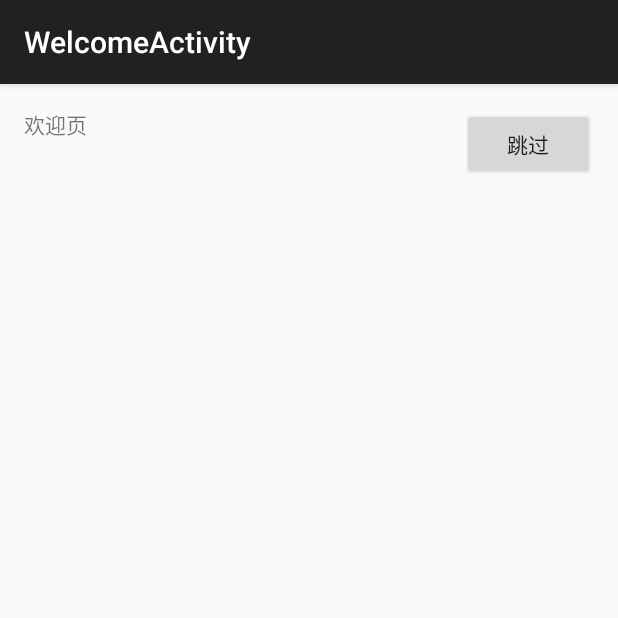
After one commit to ChuangShiJi/QingYue, an Android app: the WelcomeActivity screen opened directly, with no data from a screen before it, on a phone screen of 412 x 824 dp, the top half of it. The commit adds this screen. Run offline under Robolectric (Android 15) with nearby library versions, the phone set to English and light mode, and no system bars.

Commit message:
轻阅项目框架搭建004

```diff
--- /dev/null
+++ b/app/src/main/java/com/chsj/qingyue/WelcomeActivity.java
@@ -0,0 +1,33 @@
+package com.chsj.qingyue;
+
+import android.content.Intent;
+import android.support.v7.app.AppCompatActivity;
+import android.os.Bundle;
+import android.view.Menu;
+import android.view.MenuItem;
+import android.view.View;
+
+public class WelcomeActivity extends AppCompatActivity {
+
+    @Override
+    protected void onCreate(Bundle savedInstanceState) {
+        super.onCreate(savedInstanceState);
+        setContentView(R.layout.activity_welcome);
+    }
+
+    @Override
+    public void onBackPressed() {
+        Intent intent = new Intent();
+        startActivity(intent);
+        super.onBackPressed();
+    }
+
+    public void btnJumpMain(View view){
+
+        Intent intent = new Intent(this,MainActivity.class);
+        startActivity(intent);
+        finish();
+
+    }
+
+}
--- /dev/null
+++ b/app/src/main/res/layout/activity_welcome.xml
@@ -0,0 +1,22 @@
+<RelativeLayout xmlns:android="http://schemas.android.com/apk/res/android"
+    xmlns:tools="http://schemas.android.com/tools" android:layout_width="match_parent"
+    android:layout_height="match_parent" android:paddingLeft="@dimen/activity_horizontal_margin"
+    android:paddingRight="@dimen/activity_horizontal_margin"
+    android:paddingTop="@dimen/activity_vertical_margin"
+    android:paddingBottom="@dimen/activity_vertical_margin"
+    tools:context="com.chsj.qingyue.WelcomeActivity">
+
+    <TextView
+        android:text="欢迎页"
+        android:layout_width="wrap_content"
+        android:layout_height="wrap_content" />
+
+    <Button
+        android:text="跳过"
+        android:layout_alignParentRight="true"
+        android:onClick="btnJumpMain"
+        android:layout_width="wrap_content"
+        android:layout_height="wrap_content"
+        />
+
+</RelativeLayout>
--- /dev/null
+++ b/app/src/main/res/menu/menu_splash.xml
@@ -0,0 +1,6 @@
+<menu xmlns:android="http://schemas.android.com/apk/res/android"
+    xmlns:app="http://schemas.android.com/apk/res-auto"
+    xmlns:tools="http://schemas.android.com/tools" tools:context="com.chsj.qingyue.SplashActivity">
+    <item android:id="@+id/action_settings" android:title="@string/action_settings"
+        android:orderInCategory="100" app:showAsAction="never" />
+</menu>
--- /dev/null
+++ b/app/src/main/res/menu/menu_welcome.xml
@@ -0,0 +1,6 @@
+<menu xmlns:android="http://schemas.android.com/apk/res/android"
+    xmlns:app="http://schemas.android.com/apk/res-auto"
+    xmlns:tools="http://schemas.android.com/tools" tools:context="com.chsj.qingyue.WelcomeActivity">
+    <item android:id="@+id/action_settings" android:title="@string/action_settings"
+        android:orderInCategory="100" app:showAsAction="never" />
+</menu>
--- a/app/src/main/res/values/strings.xml
+++ b/app/src/main/res/values/strings.xml
@@ -3,4 +3,6 @@
 
     <string name="hello_world">Hello world!</string>
     <string name="action_settings">Settings</string>
+    <string name="title_activity_splash">SplashActivity</string>
+    <string name="title_activity_welcome">WelcomeActivity</string>
 </resources>
```
Also changed, not shown: app/src/main/AndroidManifest.xml (+8 -0 lines), app/src/main/java/com/chsj/qingyue/Constants.java (added, +15 -0 lines), app/src/main/java/com/chsj/qingyue/SplashActivity.java (added, +63 -0 lines), app/src/main/res/drawable/tilte_one_share.xml (added, +11 -0 lines), app/src/main/res/layout/activity_main.xml (+5 -2 lines), app/src/main/res/layout/activity_splash.xml (added, +14 -0 lines), app/src/main/res/mipmap-hdpi/one_more_apply_press_down.png (added), 1 other file.
